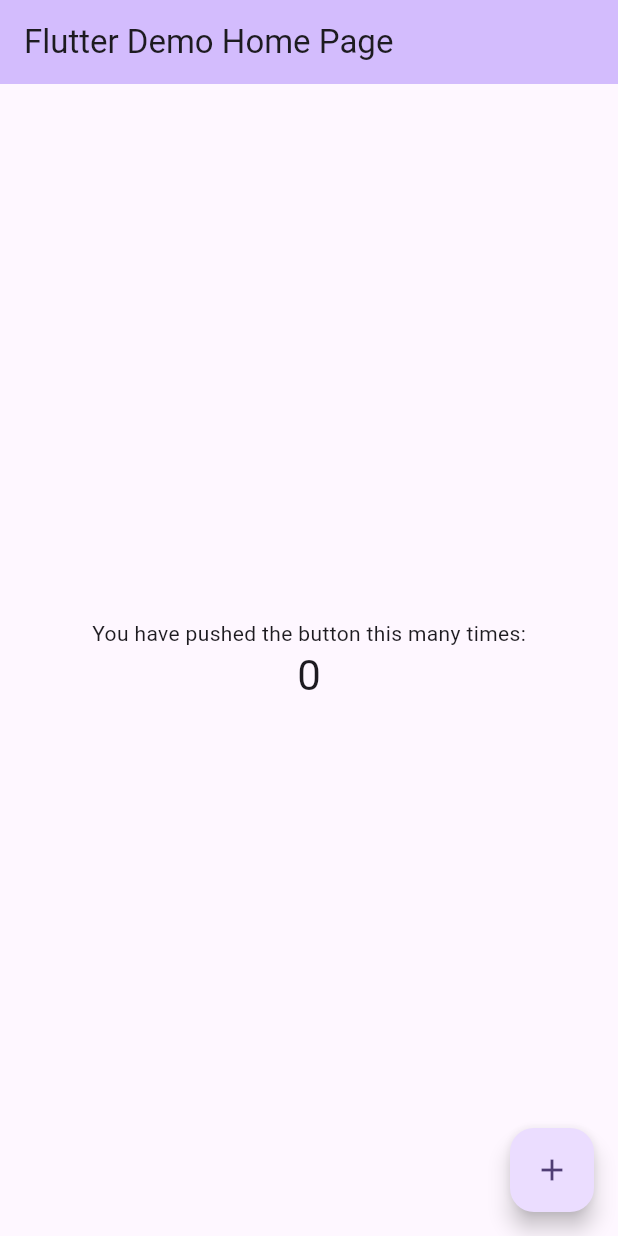
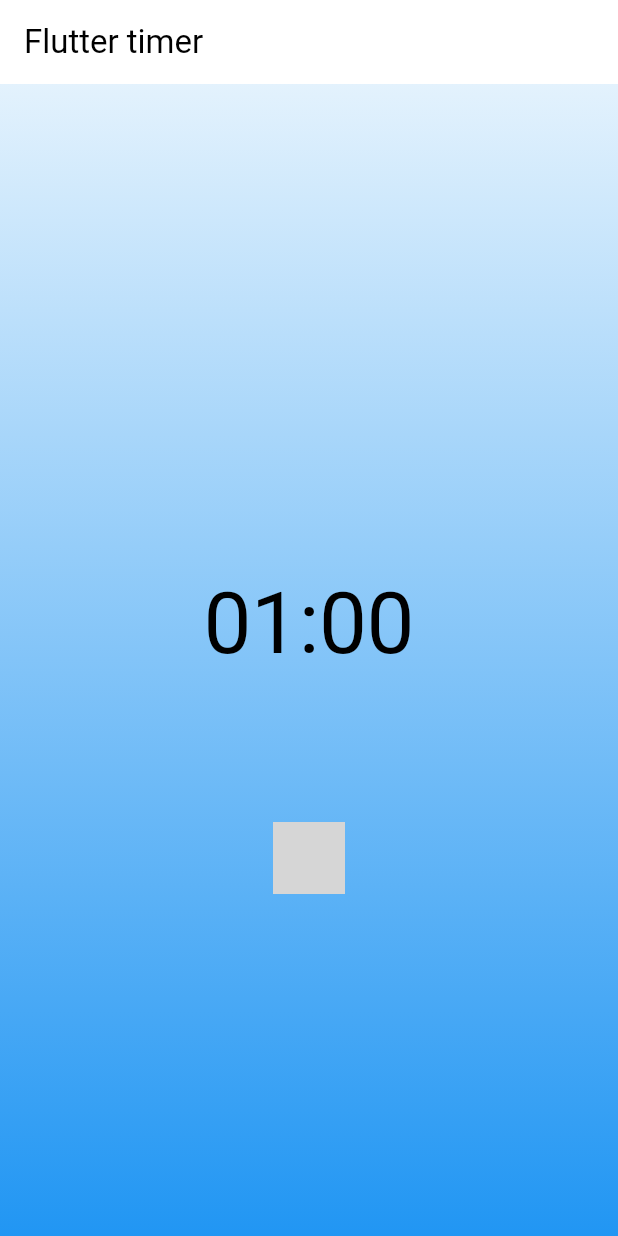
Before and after one commit to elucidan/flutter_course, a Flutter app: the screen it shows after launch, on a phone screen of 412 x 824 dp. Run offline on Flutter 3.47's test engine with Material 3 defaults, Android fonts, the phone set to English and light mode, and no system bars; our stand-ins replace equatable, flutter_bloc; statements that could not run were skipped; grey boxes are pictures that could not be loaded.

Commit message:
Did a block exercise

```diff
--- a/lib/app.dart
+++ b/lib/app.dart
@@ -0,0 +1,19 @@
+import 'package:flutter/material.dart';
+import 'package:flutter_course/timer/view/timer_page.dart';
+
+class App extends StatelessWidget {
+  const App({super.key});
+
+  @override
+  Widget build(BuildContext context) {
+    return MaterialApp(
+      title: "Flutter Timer",
+      theme: ThemeData(
+        colorScheme: const ColorScheme.light(
+          primary: Color.fromRGBO(72, 74, 126, 1),
+        ),
+      ),
+      home: const TimerPage(),
+    );
+  }
+}
--- a/lib/main.dart
+++ b/lib/main.dart
@@ -1,125 +1,4 @@
 import 'package:flutter/material.dart';
+import 'package:flutter_course/app.dart';
 
-void main() {
-  runApp(const MyApp());
-}
-
-class MyApp extends StatelessWidget {
-  const MyApp({super.key});
-
-  // This widget is the root of your application.
-  @override
-  Widget build(BuildContext context) {
-    return MaterialApp(
-      title: 'Flutter Demo',
-      theme: ThemeData(
-        // This is the theme of your application.
-        //
-        // TRY THIS: Try running your application with "flutter run". You'll see
-        // the application has a purple toolbar. Then, without quitting the app,
-        // try changing the seedColor in the colorScheme below to Colors.green
-        // and then invoke "hot reload" (save your changes or press the "hot
-        // reload" button in a Flutter-supported IDE, or press "r" if you used
-        // the command line to start the app).
-        //
-        // Notice that the counter didn't reset back to zero; the application
-        // state is not lost during the reload. To reset the state, use hot
-        // restart instead.
-        //
-        // This works for code too, not just values: Most code changes can be
-        // tested with just a hot reload.
-        colorScheme: ColorScheme.fromSeed(seedColor: Colors.deepPurple),
-        useMaterial3: true,
-      ),
-      home: const MyHomePage(title: 'Flutter Demo Home Page'),
-    );
-  }
-}
-
-class MyHomePage extends StatefulWidget {
-  const MyHomePage({super.key, required this.title});
-
-  // This widget is the home page of your application. It is stateful, meaning
-  // that it has a State object (defined below) that contains fields that affect
-  // how it looks.
-
-  // This class is the configuration for the state. It holds the values (in this
-  // case the title) provided by the parent (in this case the App widget) and
-  // used by the build method of the State. Fields in a Widget subclass are
-  // always marked "final".
-
-  final String title;
-
-  @override
-  State<MyHomePage> createState() => _MyHomePageState();
-}
-
-class _MyHomePageState extends State<MyHomePage> {
-  int _counter = 0;
-
-  void _incrementCounter() {
-    setState(() {
-      // This call to setState tells the Flutter framework that something has
-      // changed in this State, which causes it to rerun the build method below
-      // so that the display can reflect the updated values. If we changed
-      // _counter without calling setState(), then the build method would not be
-      // called again, and so nothing would appear to happen.
-      _counter++;
-    });
-  }
-
-  @override
-  Widget build(BuildContext context) {
-    // This method is rerun every time setState is called, for instance as done
-    // by the _incrementCounter method above.
-    //
-    // The Flutter framework has been optimized to make rerunning build methods
-    // fast, so that you can just rebuild anything that needs updating rather
-    // than having to individually change instances of widgets.
-    return Scaffold(
-      appBar: AppBar(
-        // TRY THIS: Try changing the color here to a specific color (to
-        // Colors.amber, perhaps?) and trigger a hot reload to see the AppBar
-        // change color while the other colors stay the same.
-        backgroundColor: Theme.of(context).colorScheme.inversePrimary,
-        // Here we take the value from the MyHomePage object that was created by
-        // the App.build method, and use it to set our appbar title.
-        title: Text(widget.title),
-      ),
-      body: Center(
-        // Center is a layout widget. It takes a single child and positions it
-        // in the middle of the parent.
-        child: Column(
-          // Column is also a layout widget. It takes a list of children and
-          // arranges them vertically. By default, it sizes itself to fit its
-          // children horizontally, and tries to be as tall as its parent.
-          //
-          // Column has various properties to control how it sizes itself and
-          // how it positions its children. Here we use mainAxisAlignment to
-          // center the children vertically; the main axis here is the vertical
-          // axis because Columns are vertical (the cross axis would be
-          // horizontal).
-          //
-          // TRY THIS: Invoke "debug painting" (choose the "Toggle Debug Paint"
-          // action in the IDE, or press "p" in the console), to see the
-          // wireframe for each widget.
-          mainAxisAlignment: MainAxisAlignment.center,
-          children: <Widget>[
-            const Text(
-              'You have pushed the button this many times:',
-            ),
-            Text(
-              '$_counter',
-              style: Theme.of(context).textTheme.headlineMedium,
-            ),
-          ],
-        ),
-      ),
-      floatingActionButton: FloatingActionButton(
-        onPressed: _incrementCounter,
-        tooltip: 'Increment',
-        child: const Icon(Icons.add),
-      ), // This trailing comma makes auto-formatting nicer for build methods.
-    );
-  }
-}
+void main() => runApp(const App());
--- a/lib/timer/timer.dart
+++ b/lib/timer/timer.dart
@@ -0,0 +1,2 @@
+export 'bloc/timer_bloc.dart';
+export 'view/timer_page.dart';
--- a/lib/timer/view/timer_page.dart
+++ b/lib/timer/view/timer_page.dart
@@ -0,0 +1,136 @@
+import 'package:flutter/material.dart';
+import 'package:flutter_bloc/flutter_bloc.dart';
+import 'package:flutter_course/ticker.dart';
+import 'package:flutter_course/timer/bloc/timer_bloc.dart';
+
+class TimerPage extends StatelessWidget {
+  const TimerPage({super.key});
+
+  @override
+  Widget build(BuildContext context) {
+    return BlocProvider(
+      create: (_) => TimerBloc(ticker: const Ticker()),
+      child: const TimerView(),
+    );
+  }
+}
+
+class TimerView extends StatelessWidget {
+  const TimerView({super.key});
+
+  @override
+  Widget build(BuildContext context) {
+    return Scaffold(
+      appBar: AppBar(
+        title: const Text("Flutter timer"),
+      ),
+      body: const Stack(children: [
+        Background(),
+        Column(
+          mainAxisAlignment: MainAxisAlignment.center,
+          crossAxisAlignment: CrossAxisAlignment.center,
+          children: <Widget>[
+            Padding(
+              padding: EdgeInsets.symmetric(vertical: 100),
+              child: Center(child: TimerText()),
+            ),
+            Actions(),
+          ],
+        )
+      ]),
+    );
+  }
+}
+
+class TimerText extends StatelessWidget {
+  const TimerText({super.key});
+  @override
+  Widget build(BuildContext context) {
+    final duration = context.select((TimerBloc bloc) => bloc.state.duration);
+    final minutesStr =
+        ((duration / 60) % 60).floor().toString().padLeft(2, '0');
+    final secondsStr = (duration % 60).floor().toString().padLeft(2, '0');
+    return Text(
+      '$minutesStr:$secondsStr',
+      style: Theme.of(context).textTheme.displayLarge,
+    );
+  }
+}
+
+class Actions extends StatelessWidget {
+  const Actions({super.key});
+
+  @override
+  Widget build(BuildContext context) {
+    return BlocBuilder<TimerBloc, TimerState>(
+      buildWhen: (prev, state) => prev.runtimeType != state.runtimeType,
+      builder: (context, state) {
+        return Row(
+          mainAxisAlignment: MainAxisAlignment.spaceEvenly,
+          children: [
+            ...switch (state) {
+              TimerInitial() => [
+                  FloatingActionButton(
+                    child: const Icon(Icons.play_arrow),
+                    onPressed: () => context
+                        .read<TimerBloc>()
+                        .add(TimerStarted(duration: state.duration)),
+                  ),
+                ],
+              TimerRunInProgress() => [
+                  FloatingActionButton(
+                    child: const Icon(Icons.pause),
+                    onPressed: () =>
+                        context.read<TimerBloc>().add(const TimerPaused()),
+                  ),
+                  FloatingActionButton(
+                    child: const Icon(Icons.replay),
+                    onPressed: () =>
+                        context.read<TimerBloc>().add(const TimerReset()),
+                  ),
+                ],
+              TimerRunPause() => [
+                  FloatingActionButton(
+                    child: const Icon(Icons.play_arrow),
+                    onPressed: () =>
+                        context.read<TimerBloc>().add(const TimerResumed()),
+                  ),
+                  FloatingActionButton(
+                    child: const Icon(Icons.replay),
+                    onPressed: () =>
+                        context.read<TimerBloc>().add(const TimerReset()),
+                  ),
+                ],
+              TimerRunComplete() => [
+                  FloatingActionButton(
+                    child: const Icon(Icons.replay),
+                    onPressed: () =>
+                        context.read<TimerBloc>().add(const TimerReset()),
+                  ),
+                ]
+            }
+          ],
+        );
+      },
+    );
+  }
+}
+
+class Background extends StatelessWidget {
+  const Background({super.key});
+  @override
+  Widget build(BuildContext context) {
+    return Container(
+      decoration: BoxDecoration(
+        gradient: LinearGradient(
+          begin: Alignment.topCenter,
+          end: Alignment.bottomCenter,
+          colors: [
+            Colors.blue.shade50,
+            Colors.blue.shade500,
+          ],
+        ),
+      ),
+    );
+  }
+}
```
Also changed, not shown: lib/timer/bloc/timer_bloc.dart (+39 -0 lines).
